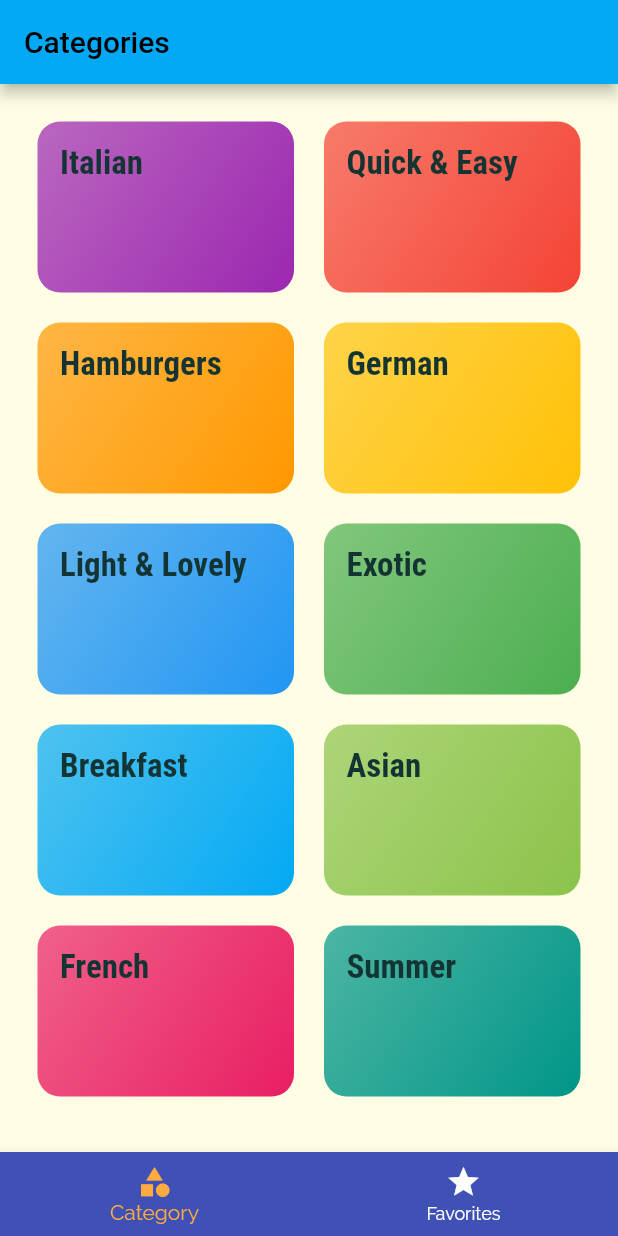
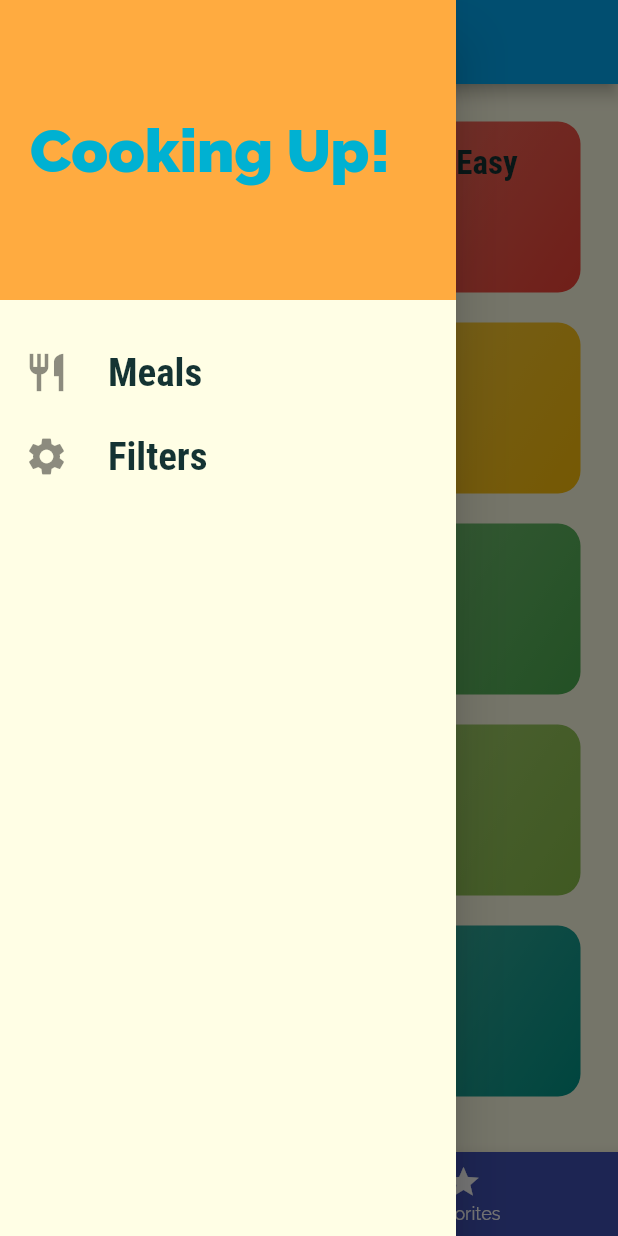
Before and after one commit to ArpitSahu01/Meals-App, a Flutter app: the screen it shows after launch, with the side drawer open (before the commit the screen has no drawer), on a phone screen of 412 x 824 dp. Run offline on Flutter 3.47's test engine with Material 2 defaults, Android fonts, the phone set to English and light mode, and no system bars.

```diff
--- a/lib/main.dart
+++ b/lib/main.dart
@@ -1,9 +1,9 @@
-import 'package:flutter/foundation.dart';
 import 'package:flutter/material.dart';
 import './screens/category_meals_screen.dart';
 import './screens/categories_screen.dart';
 import './screens/meal_detail_screen.dart';
 import './screens/tabs_screen.dart';
+import './screens/filters_screen.dart';
 
 void main(){
 runApp(MyApp());
@@ -16,7 +16,7 @@ class MyApp extends StatelessWidget{
     return MaterialApp(
       title: 'DeliMeals',
         theme: ThemeData(
-        colorScheme: ColorScheme.fromSwatch(primarySwatch: Colors.lightBlue).copyWith(secondary: Colors.amber),
+        colorScheme: ColorScheme.fromSwatch( primarySwatch: Colors.lightBlue ).copyWith(secondary: Colors.amber),
         canvasColor: const Color.fromRGBO(255, 254, 229, 1),
         fontFamily: 'Raleway',
         textTheme: ThemeData.light().textTheme.copyWith(
@@ -35,6 +35,7 @@ class MyApp extends StatelessWidget{
         '/': (ctx)=>TabsScreen(),
         CategoryMealsScreen.mealRoute: (ctx)=>CategoryMealsScreen(),
         MealDetailScreen.routeName: (ctx)=>MealDetailScreen(),
+        FilterScreen.routeName : (ctx)=>FilterScreen(),
       },
       onGenerateRoute: (settings){
         // print(settings.arguments);
--- /dev/null
+++ b/lib/screens/filters_screen.dart
@@ -0,0 +1,15 @@
+import 'package:flutter/material.dart';
+import '../widgets/main_drawer.dart';
+
+class FilterScreen extends StatelessWidget {
+  static const routeName = '/filters-screen';
+
+  Widget build(BuildContext context) {
+    return Scaffold(
+      appBar: AppBar(title: Text('Your Filters'),),
+        drawer: MainDrawer(),
+        body: Center(
+      child: Text('This is Filter Screen'),
+    ));
+  }
+}
--- a/lib/screens/tabs_screen.dart
+++ b/lib/screens/tabs_screen.dart
@@ -1,6 +1,7 @@
 import 'package:flutter/material.dart';
 import './favorites_screen.dart';
 import './categories_screen.dart';
+import '../widgets/main_drawer.dart';
 
 class TabsScreen extends StatefulWidget {
   const TabsScreen({Key? key}) : super(key: key);
@@ -30,6 +31,7 @@ class _TabScreenState extends State<TabsScreen> {
         title: Text(_pages[_selectedPageIndex]['title'] as String),
       ),
       body: _pages[_selectedPageIndex]['page'] as Widget,
+      drawer: MainDrawer(),
       bottomNavigationBar: BottomNavigationBar(
         onTap: _selectPage,
         backgroundColor: Colors.indigo,
--- /dev/null
+++ b/lib/widgets/main_drawer.dart
@@ -0,0 +1,56 @@
+import 'package:flutter/material.dart';
+import '../screens/filters_screen.dart';
+
+class MainDrawer extends StatelessWidget {
+  const MainDrawer({Key? key}) : super(key: key);
+
+  Widget buildListTile(String text,IconData icon,VoidCallback tapHandler){
+    return ListTile(
+      leading: Icon(
+        icon,
+        size: 30,
+      ),
+      title: Text(
+        text,
+        style: TextStyle(
+            fontWeight: FontWeight.bold,
+            fontFamily: 'RobotoCondensed',
+            fontSize: 26),
+      ),
+      onTap: tapHandler,
+    );
+  }
+
+  @override
+  Widget build(BuildContext context) {
+    return Drawer(
+      child: Column(
+        children: [
+          Container(
+            height: 200,
+            width: double.infinity,
+            padding: EdgeInsets.all(20),
+            alignment: Alignment.centerLeft,
+            color: Colors.orangeAccent,
+            child: Text(
+              'Cooking Up!',
+              style: TextStyle(
+                  fontSize: 40,
+                  fontWeight: FontWeight.w900,
+                  color: Color.fromRGBO(0, 177, 210, 20)),
+            ),
+          ),
+          SizedBox(
+            height: 20,
+          ),
+          buildListTile('Meals', Icons.restaurant,(){
+            Navigator.of(context).pushReplacementNamed('/');
+          }),
+          buildListTile('Filters',Icons.settings,(){
+            Navigator.of(context).pushReplacementNamed(FilterScreen.routeName);
+          }),
+        ],
+      ),
+    );
+  }
+}
```
Also changed, not shown: lib/screens/category_meals_screen.dart (+45 -19 lines), lib/screens/meal_detail_screen.dart (+10 -2 lines), lib/widgets/meal_item.dart (+49 -29 lines).
